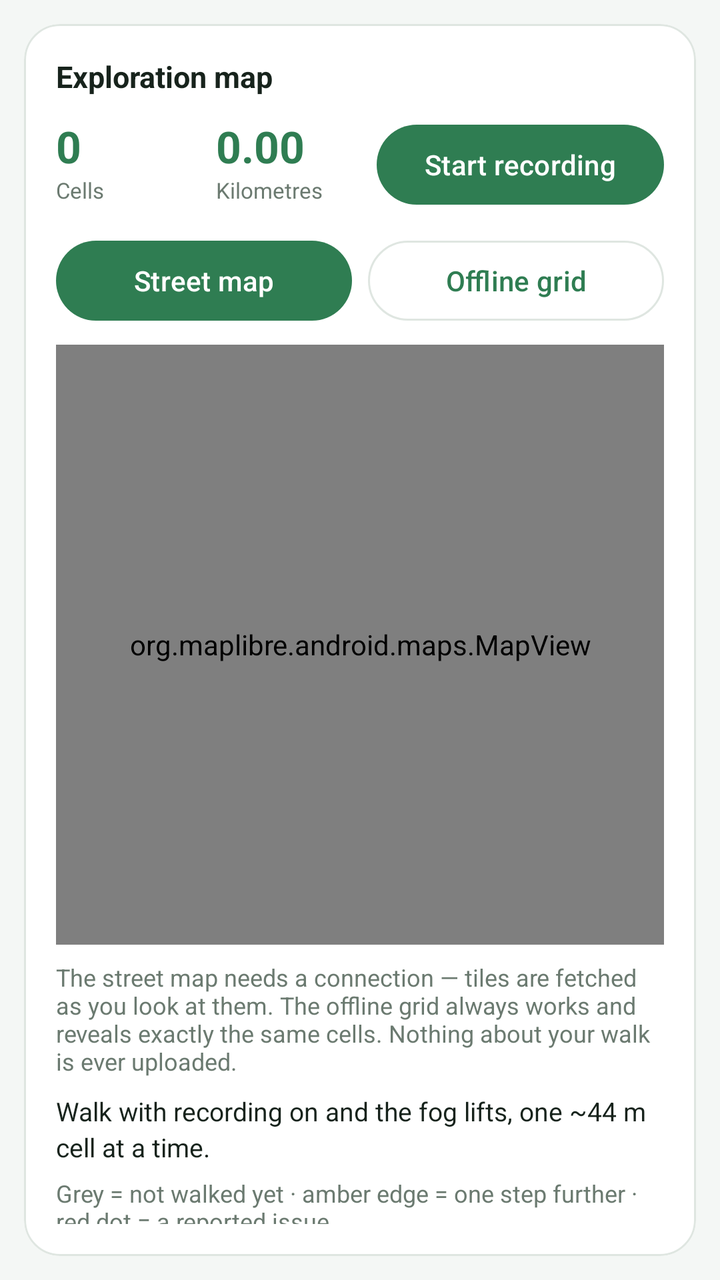
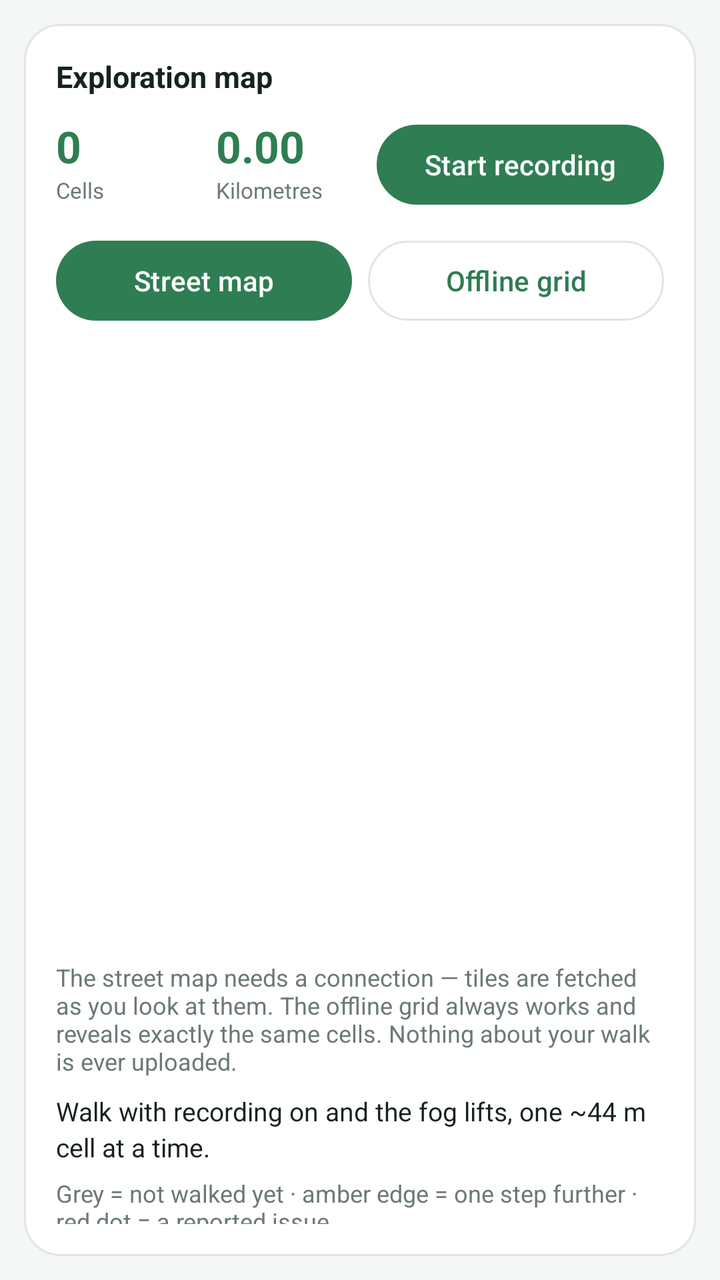

Compare the two renders of this Android layout. The source of the first and the diff that turns it into the second are given below.
<!-- AndroidManifest.xml: application theme Theme.CivicWalk -->
<!-- res/layout/tab_map.xml -->
<?xml version="1.0" encoding="utf-8"?>
<LinearLayout xmlns:android="http://schemas.android.com/apk/res/android"
    xmlns:app="http://schemas.android.com/apk/res-auto"
    android:layout_width="match_parent"
    android:layout_height="wrap_content"
    android:orientation="vertical"
    android:padding="12dp">

    <com.google.android.material.card.MaterialCardView
        style="@style/Card"
        android:layout_width="match_parent"
        android:layout_height="wrap_content">

        <LinearLayout
            android:layout_width="match_parent"
            android:layout_height="wrap_content"
            android:orientation="vertical">

            <TextView
                style="@style/SectionTitle"
                android:layout_width="wrap_content"
                android:layout_height="wrap_content"
                android:text="@string/c_map" />

            <LinearLayout
                android:layout_width="match_parent"
                android:layout_height="wrap_content"
                android:layout_marginBottom="10dp"
                android:orientation="horizontal">

                <LinearLayout
                    android:layout_width="0dp"
                    android:layout_height="wrap_content"
                    android:layout_weight="1"
                    android:orientation="vertical">

                    <TextView
                        android:id="@+id/kpiCells"
                        style="@style/KpiValue"
                        android:layout_width="wrap_content"
                        android:layout_height="wrap_content"
                        android:text="0" />

                    <TextView
                        style="@style/KpiLabel"
                        android:layout_width="wrap_content"
                        android:layout_height="wrap_content"
                        android:text="@string/kpi_cells" />
                </LinearLayout>

                <LinearLayout
                    android:layout_width="0dp"
                    android:layout_height="wrap_content"
                    android:layout_weight="1"
                    android:orientation="vertical">

                    <TextView
                        android:id="@+id/kpiKm"
                        style="@style/KpiValue"
                        android:layout_width="wrap_content"
                        android:layout_height="wrap_content"
                        android:text="0.00" />

                    <TextView
                        style="@style/KpiLabel"
                        android:layout_width="wrap_content"
                        android:layout_height="wrap_content"
                        android:text="@string/kpi_km" />
                </LinearLayout>

                <com.google.android.material.button.MaterialButton
                    android:id="@+id/btnRoute"
                    android:layout_width="wrap_content"
                    android:layout_height="wrap_content"
                    android:text="@string/btn_route_start" />
            </LinearLayout>

            <LinearLayout
                android:layout_width="match_parent"
                android:layout_height="wrap_content"
                android:layout_marginBottom="8dp"
                android:orientation="horizontal">

                <com.google.android.material.button.MaterialButton
                    android:id="@+id/btnMapReal"
                    android:layout_width="0dp"
                    android:layout_height="wrap_content"
                    android:layout_marginEnd="8dp"
                    android:layout_weight="1"
                    android:text="@string/map_real" />

                <com.google.android.material.button.MaterialButton
                    android:id="@+id/btnMapGrid"
                    style="@style/Widget.Material3.Button.OutlinedButton"
                    android:layout_width="0dp"
                    android:layout_height="wrap_content"
                    android:layout_weight="1"
                    android:text="@string/map_grid" />
            </LinearLayout>

            <FrameLayout
                android:layout_width="match_parent"
                android:layout_height="300dp">

                <org.maplibre.android.maps.MapView
                    android:id="@+id/mapView"
                    android:layout_width="match_parent"
                    android:layout_height="match_parent" />

                <com.civicwalk.app.FogMapView
                    android:id="@+id/fogMap"
                    android:layout_width="match_parent"
                    android:layout_height="match_parent"
                    android:visibility="gone" />
            </FrameLayout>

            <TextView
                style="@style/Hint"
                android:layout_width="match_parent"
                android:layout_height="wrap_content"
                android:layout_marginTop="8dp"
                android:text="@string/map_offline_note" />

            <TextView
                android:id="@+id/tvRoute"
                style="@style/Body"
                android:layout_width="match_parent"
                android:layout_height="wrap_content"
                android:layout_marginTop="8dp"
                android:text="@string/map_empty" />

            <TextView
                style="@style/Hint"
                android:layout_width="match_parent"
                android:layout_height="wrap_content"
                android:layout_marginTop="6dp"
                android:text="@string/map_legend" />
        </LinearLayout>
    </com.google.android.material.card.MaterialCardView>
</LinearLayout>
<!-- resources referenced by this layout -->
<resources>
  <string name="btn_route_start">Start recording</string>
  <string name="c_map">Exploration map</string>
  <string name="kpi_cells">Cells</string>
  <string name="kpi_km">Kilometres</string>
  <string name="map_empty">Walk with recording on and the fog lifts, one ~44 m cell at a time.</string>
  <string name="map_grid">Offline grid</string>
  <string name="map_legend">Grey = not walked yet · amber edge = one step further · red dot = a reported issue.\nThe grid is drawn on this phone and never uploaded.</string>
  <string name="map_offline_note">The street map needs a connection — tiles are fetched as you look at them. The offline grid always works and reveals exactly the same cells. Nothing about your walk is ever uploaded.</string>
  <string name="map_real">Street map</string>
  <style name="Body">
          <item name="android:textSize">13sp</item>
          <item name="android:textColor">@color/ink</item>
          <item name="android:lineSpacingMultiplier">1.15</item>
      </style>
  <style name="Card">
          <item name="cardCornerRadius">18dp</item>
          <item name="cardElevation">0dp</item>
          <item name="strokeColor">@color/line</item>
          <item name="strokeWidth">1dp</item>
          <item name="cardBackgroundColor">@color/card</item>
          <item name="contentPadding">16dp</item>
      </style>
  <style name="Hint">
          <item name="android:textSize">12sp</item>
          <item name="android:textColor">@color/muted</item>
      </style>
  <style name="KpiLabel">
          <item name="android:textSize">11sp</item>
          <item name="android:textColor">@color/muted</item>
      </style>
  <style name="KpiValue">
          <item name="android:textSize">22sp</item>
          <item name="android:textStyle">bold</item>
          <item name="android:textColor">@color/accent</item>
      </style>
  <style name="SectionTitle">
          <item name="android:textSize">15sp</item>
          <item name="android:textStyle">bold</item>
          <item name="android:textColor">@color/ink</item>
          <item name="android:layout_marginBottom">10dp</item>
      </style>
  <style name="Theme.CivicWalk" parent="Theme.Material3.Light.NoActionBar">
          <item name="colorPrimary">@color/accent</item>
          <item name="colorOnPrimary">@color/white</item>
          <item name="colorPrimaryContainer">@color/accent_soft</item>
          <item name="colorOnPrimaryContainer">@color/ink</item>
          <item name="colorSecondary">@color/amber</item>
          <item name="colorSecondaryContainer">@color/amber_soft</item>
          <item name="colorSurface">@color/card</item>
          <item name="colorOnSurface">@color/ink</item>
          <item name="colorOnSurfaceVariant">@color/muted</item>
          <item name="colorOutline">@color/line</item>
          <item name="android:colorBackground">@color/bg</item>
          <item name="android:textColorPrimary">@color/ink</item>
          <item name="android:textColorSecondary">@color/muted</item>
          <item name="android:statusBarColor">@color/bg</item>
          <item name="android:navigationBarColor">@color/bg</item>
          <item name="android:windowLightStatusBar">true</item>
          <item name="android:windowLightNavigationBar" tools:targetApi="o_mr1">true</item>
          
          <item name="android:forceDarkAllowed" tools:targetApi="q">false</item>
      </style>
  <color name="ink">#17231C</color>
  <color name="line">#DFE6E1</color>
  <color name="card">#FFFFFF</color>
  <color name="muted">#6B7A70</color>
  <color name="accent">#2F7D52</color>
  <color name="white">#FFFFFF</color>
  <color name="accent_soft">#DCEFE3</color>
  <color name="amber">#C9A227</color>
  <color name="amber_soft">#F7EFD6</color>
  <color name="bg">#F4F7F5</color>
</resources>

<!-- the commit's change to res/layout/tab_map.xml (unified diff, before → after) -->
@@ -102,8 +102,9 @@
                 android:layout_width="match_parent"
                 android:layout_height="300dp">
 
-                <org.maplibre.android.maps.MapView
-                    android:id="@+id/mapView"
+                
+                <FrameLayout
+                    android:id="@+id/mapContainer"
                     android:layout_width="match_parent"
                     android:layout_height="match_parent" />
 
